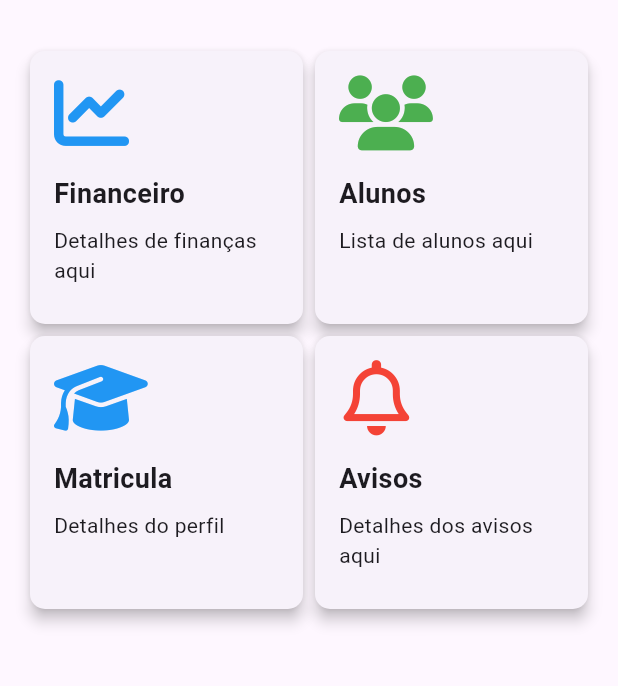
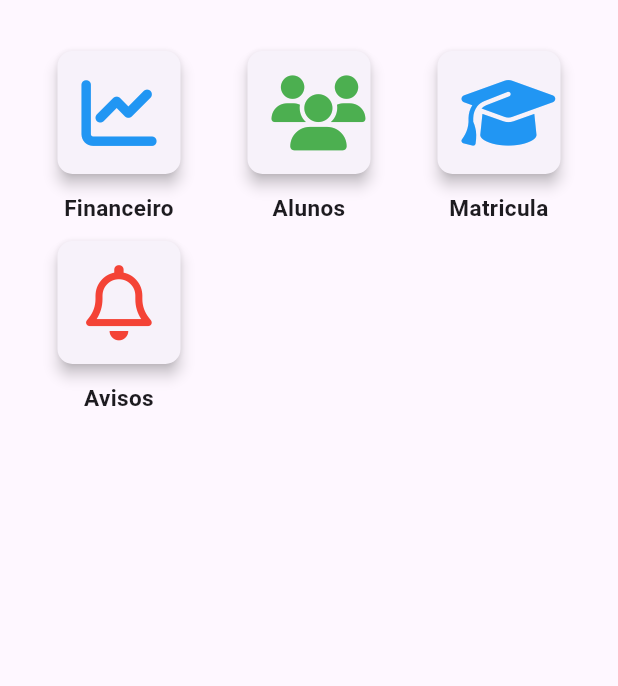
Before and after one commit to EliasPacheco/projeto-escola, a Flutter app: the screen it shows after launch, on a phone screen of 412 x 824 dp, the part 63-749 px from its top. Run offline on Flutter 3.47's test engine with Material 3 defaults, Android fonts, the phone set to English and light mode, and no system bars; our stand-ins replace font_awesome_flutter, image_picker.

Commit message:
fix grid 3x3

```diff
--- a/lib/home.dart
+++ b/lib/home.dart
@@ -31,12 +31,11 @@ class MyHomePage extends StatelessWidget {
         title: const Text('Escola App'),
       ),
       body: GridView.count(
-        crossAxisCount: 2,
+        crossAxisCount: 3,
         padding: EdgeInsets.all(16.0),
         children: [
           MyCard(
             title: 'Financeiro',
-            content: 'Detalhes de finanças aqui',
             icon: FontAwesomeIcons.chartLine,
             cardColor: Colors.blue,
             onTap: () {
@@ -45,7 +44,6 @@ class MyHomePage extends StatelessWidget {
           ),
           MyCard(
             title: 'Alunos',
-            content: 'Lista de alunos aqui',
             icon: FontAwesomeIcons.users,
             cardColor: Colors.green,
             onTap: () {
@@ -54,7 +52,6 @@ class MyHomePage extends StatelessWidget {
           ),
           MyCard(
             title: 'Matricula',
-            content: 'Detalhes do perfil',
             icon: FontAwesomeIcons.graduationCap,
             cardColor: Colors.blue,
             onTap: () {
@@ -63,13 +60,13 @@ class MyHomePage extends StatelessWidget {
           ),
           MyCard(
             title: 'Avisos',
-            content: 'Detalhes dos avisos aqui',
             icon: FontAwesomeIcons.bell,
             cardColor: Colors.red,
             onTap: () {
               Navigator.pushNamed(context, 'avisos/AvisosHome');
             },
           ),
+          // Adicione mais cartões conforme necessário
         ],
       ),
     );
@@ -78,14 +75,12 @@ class MyHomePage extends StatelessWidget {
 
 class MyCard extends StatelessWidget {
   final String title;
-  final String content;
   final IconData icon;
   final Color cardColor;
   final Function()? onTap;
 
   MyCard({
     required this.title,
-    required this.content,
     required this.icon,
     required this.cardColor,
     required this.onTap,
@@ -93,38 +88,35 @@ class MyCard extends StatelessWidget {
 
   @override
   Widget build(BuildContext context) {
-    return Card(
+    return InkWell(
+      onTap: onTap,
+      child: Column(
+        crossAxisAlignment: CrossAxisAlignment.center,
+        children: [
+          Card(
             elevation: 4.0,
             shape: RoundedRectangleBorder(
               borderRadius: BorderRadius.circular(10.0),
             ),
-      child: InkWell(
-        onTap: onTap,
             child: Padding(
               padding: EdgeInsets.all(16.0),
-          child: Column(
-            crossAxisAlignment: CrossAxisAlignment.start,
-            children: [
-              Icon(
+              child: Icon(
                 icon,
                 size: 50.0,
                 color: cardColor,
               ),
-              SizedBox(height: 16.0),
-              Text(
-                title,
-                style: TextStyle(
-                  fontSize: 18.0,
-                  fontWeight: FontWeight.bold,
             ),
           ),
           SizedBox(height: 8.0),
           Text(
-                content,
+            title,
+            style: TextStyle(
+              fontSize: 15.0,
+              fontWeight: FontWeight.bold,
+            ),
+            textAlign: TextAlign.center,
           ),
         ],
-          ),
-        ),
       ),
     );
   }
```
Lines whose indentation alone changed are shown as unchanged.
